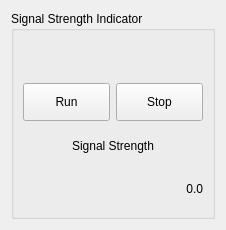
This is Scanners/Display_SSI.ui in JosephEoff/Grote as Qt 5 draws it before an edit. The edited form follows.
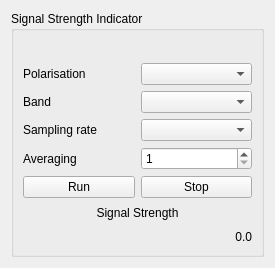
This is the edited form. Custom widgets are drawn as their Qt base class.

Diff of the .ui file:
```diff
--- a/Scanners/Display_SSI.ui
+++ b/Scanners/Display_SSI.ui
@@ -6,8 +6,8 @@
    <rect>
     <x>0</x>
     <y>0</y>
-    <width>226</width>
-    <height>230</height>
+    <width>275</width>
+    <height>268</height>
    </rect>
   </property>
   <property name="sizePolicy">
@@ -38,48 +38,26 @@
       <string>Signal Strength Indicator</string>
      </property>
      <layout class="QGridLayout" name="gridLayout">
-      <item row="3" column="0" colspan="2">
-       <widget class="QLabel" name="label_SSI">
-        <property name="sizePolicy">
-         <sizepolicy hsizetype="MinimumExpanding" vsizetype="MinimumExpanding">
-          <horstretch>0</horstretch>
-          <verstretch>0</verstretch>
-         </sizepolicy>
-        </property>
-        <property name="text">
-         <string>0.0</string>
-        </property>
-        <property name="alignment">
-         <set>Qt::AlignRight|Qt::AlignTrailing|Qt::AlignVCenter</set>
-        </property>
-       </widget>
+      <item row="3" column="1">
+       <widget class="QComboBox" name="Band"/>
       </item>
-      <item row="1" column="1">
-       <widget class="QPushButton" name="buttonStop">
-        <property name="sizePolicy">
-         <sizepolicy hsizetype="MinimumExpanding" vsizetype="MinimumExpanding">
-          <horstretch>0</horstretch>
-          <verstretch>0</verstretch>
-         </sizepolicy>
+      <item row="5" column="1">
+       <widget class="QSpinBox" name="spinBox">
+        <property name="minimum">
+         <number>1</number>
         </property>
-        <property name="text">
-         <string>Stop</string>
-        </property>
        </widget>
       </item>
-      <item row="1" column="0">
-       <widget class="QPushButton" name="buttonRun">
-        <property name="sizePolicy">
-         <sizepolicy hsizetype="MinimumExpanding" vsizetype="MinimumExpanding">
-          <horstretch>0</horstretch>
-          <verstretch>0</verstretch>
-         </sizepolicy>
-        </property>
+      <item row="3" column="0">
+       <widget class="QLabel" name="label_3">
         <property name="text">
-         <string>Run</string>
+         <string>Band</string>
         </property>
        </widget>
       </item>
+      <item row="2" column="1">
+       <widget class="QComboBox" name="Polarisation"/>
+      </item>
       <item row="0" column="0" colspan="2">
        <widget class="DriverSelector" name="selector" native="true">
         <property name="sizePolicy">
@@ -96,7 +74,7 @@
         </property>
        </widget>
       </item>
-      <item row="2" column="0" colspan="2">
+      <item row="7" column="0" colspan="2">
        <widget class="QLabel" name="label_2">
         <property name="sizePolicy">
          <sizepolicy hsizetype="MinimumExpanding" vsizetype="MinimumExpanding">
@@ -112,6 +90,72 @@
         </property>
        </widget>
       </item>
+      <item row="5" column="0">
+       <widget class="QLabel" name="label_4">
+        <property name="text">
+         <string>Averaging</string>
+        </property>
+       </widget>
+      </item>
+      <item row="2" column="0">
+       <widget class="QLabel" name="label">
+        <property name="text">
+         <string>Polarisation</string>
+        </property>
+       </widget>
+      </item>
+      <item row="6" column="1">
+       <widget class="QPushButton" name="buttonStop">
+        <property name="sizePolicy">
+         <sizepolicy hsizetype="MinimumExpanding" vsizetype="MinimumExpanding">
+          <horstretch>0</horstretch>
+          <verstretch>0</verstretch>
+         </sizepolicy>
+        </property>
+        <property name="text">
+         <string>Stop</string>
+        </property>
+       </widget>
+      </item>
+      <item row="6" column="0">
+       <widget class="QPushButton" name="buttonRun">
+        <property name="sizePolicy">
+         <sizepolicy hsizetype="MinimumExpanding" vsizetype="MinimumExpanding">
+          <horstretch>0</horstretch>
+          <verstretch>0</verstretch>
+         </sizepolicy>
+        </property>
+        <property name="text">
+         <string>Run</string>
+        </property>
+       </widget>
+      </item>
+      <item row="8" column="0" colspan="2">
+       <widget class="QLabel" name="label_SSI">
+        <property name="sizePolicy">
+         <sizepolicy hsizetype="MinimumExpanding" vsizetype="MinimumExpanding">
+          <horstretch>0</horstretch>
+          <verstretch>0</verstretch>
+         </sizepolicy>
+        </property>
+        <property name="text">
+         <string>0.0</string>
+        </property>
+        <property name="alignment">
+         <set>Qt::AlignRight|Qt::AlignTrailing|Qt::AlignVCenter</set>
+        </property>
+       </widget>
+      </item>
+      <item row="4" column="0">
+       <widget class="QLabel" name="label_5">
+        <property name="text">
+         <string>Sampling rate</string>
+        </property>
+       </widget>
+      </item>
+      <item row="4" column="1">
+       <widget class="QComboBox" name="SamplingRate"/>
+      </item>
      </layout>
     </widget>
    </item>
```
